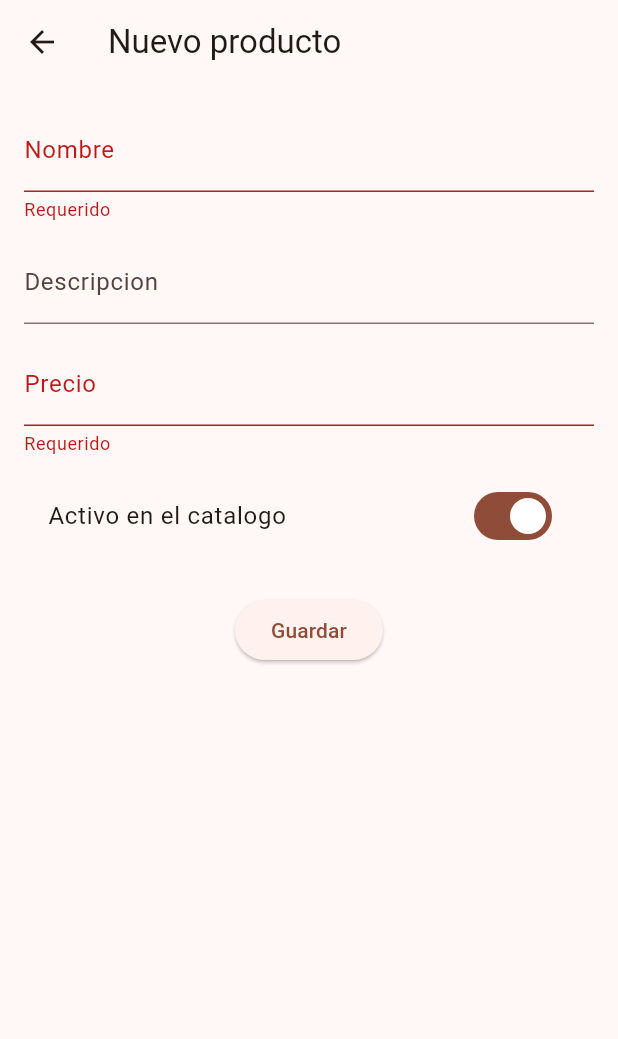
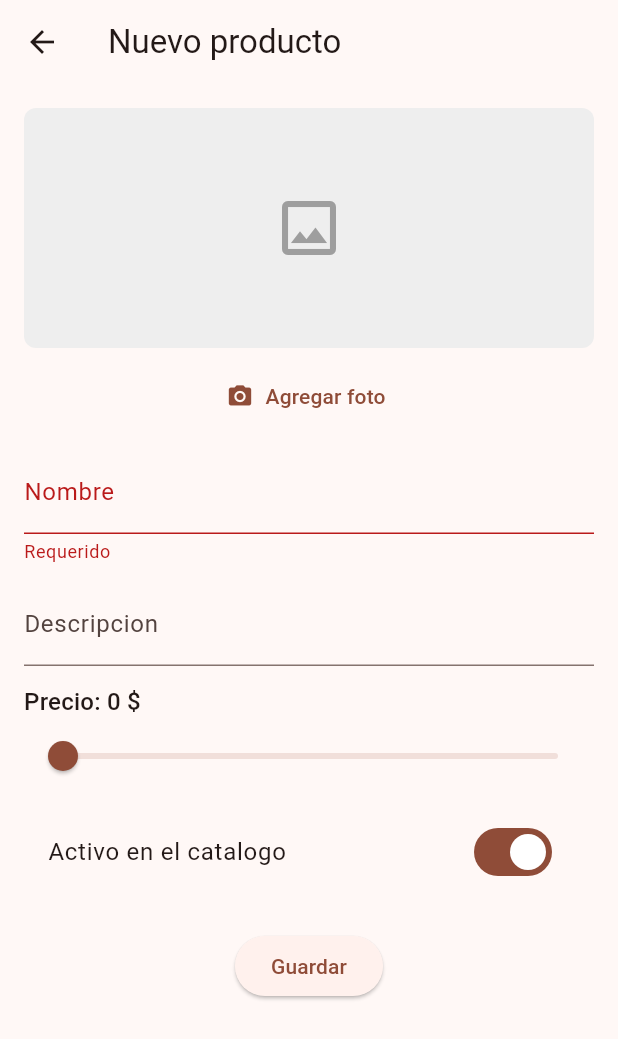
Before and after one commit to jcacostaf/TenjoMicilios, a Flutter app: the ProductFormScreen screen opened directly with empty values, after a tap on "Guardar", on a phone screen of 412 x 824 dp. Shown: the top 1039 px of the screen. Run offline on Flutter 3.47's test engine with Material 3 defaults, Android fonts, the phone set to English and light mode, and no system bars; our stand-ins replace image_picker; network calls fail.

Commit message:
Agregar foto de producto y selector de precio con slider en la app movil

```diff
--- a/mobile/lib/core/models/product.dart
+++ b/mobile/lib/core/models/product.dart
@@ -5,6 +5,7 @@ class Product {
   final String? description;
   final double price;
   final bool isActive;
+  final String? imageUrl;
   final DateTime createdAt;
 
   Product({
@@ -14,6 +15,7 @@ class Product {
     required this.description,
     required this.price,
     required this.isActive,
+    required this.imageUrl,
     required this.createdAt,
   });
 
@@ -25,6 +27,7 @@ class Product {
       description: json['description'] as String?,
       price: (json['price'] as num).toDouble(),
       isActive: json['isActive'] as bool,
+      imageUrl: json['imageUrl'] as String?,
       createdAt: DateTime.parse(json['createdAt'] as String),
     );
   }
--- a/mobile/lib/features/restaurant/catalog_screen.dart
+++ b/mobile/lib/features/restaurant/catalog_screen.dart
@@ -1,8 +1,16 @@
 import 'package:flutter/material.dart';
+import 'package:intl/intl.dart';
+import '../../core/api_config.dart';
 import '../../core/models/store.dart';
 import '../../core/models/product.dart';
 import '../../core/services/api_service.dart';
 import 'product_form_screen.dart';
+
+final _currencyFormat = NumberFormat.currency(
+  locale: 'es_CO',
+  symbol: '\$',
+  decimalDigits: 0,
+);
 
 class CatalogScreen extends StatefulWidget {
   final Store store;
@@ -37,6 +45,7 @@ class _CatalogScreenState extends State<CatalogScreen> {
       description: product.description,
       price: product.price,
       isActive: !product.isActive,
+      imageUrl: product.imageUrl,
       createdAt: product.createdAt,
     );
     await _api.updateProduct(updated);
@@ -65,9 +74,20 @@ class _CatalogScreenState extends State<CatalogScreen> {
             itemBuilder: (context, index) {
               final product = products[index];
               return ListTile(
+                leading: product.imageUrl != null
+                    ? ClipRRect(
+                        borderRadius: BorderRadius.circular(6),
+                        child: Image.network(
+                          '$apiBaseUrl${product.imageUrl}',
+                          width: 48,
+                          height: 48,
+                          fit: BoxFit.cover,
+                        ),
+                      )
+                    : const Icon(Icons.fastfood),
                 title: Text(product.name),
                 subtitle: Text(
-                  '\$${product.price.toStringAsFixed(0)}'
+                  '${_currencyFormat.format(product.price)}'
                   '${product.description != null ? ' - ${product.description}' : ''}\n'
                   'Creado: ${_formatDate(product.createdAt)}',
                 ),
--- a/mobile/lib/features/restaurant/product_form_screen.dart
+++ b/mobile/lib/features/restaurant/product_form_screen.dart
@@ -1,6 +1,16 @@
+import 'dart:typed_data';
 import 'package:flutter/material.dart';
+import 'package:image_picker/image_picker.dart';
+import 'package:intl/intl.dart';
+import '../../core/api_config.dart';
 import '../../core/models/product.dart';
 import '../../core/services/api_service.dart';
+
+final _currencyFormat = NumberFormat.currency(
+  locale: 'es_CO',
+  symbol: '\$',
+  decimalDigits: 0,
+);
 
 class ProductFormScreen extends StatefulWidget {
   final int storeId;
@@ -15,11 +25,20 @@ class ProductFormScreen extends StatefulWidget {
 class _ProductFormScreenState extends State<ProductFormScreen> {
   final _formKey = GlobalKey<FormState>();
   final _api = ApiService();
+  final _imagePicker = ImagePicker();
+
+  static const double _minPrice = 0;
+  static const double _maxPrice = 100000;
+  static const double _priceStep = 500;
 
   late final TextEditingController _nameController;
   late final TextEditingController _descriptionController;
-  late final TextEditingController _priceController;
+  late double _price;
   late bool _isActive;
+  String? _existingImageUrl;
+  Uint8List? _newImageBytes;
+  String? _newImageName;
+  bool _saving = false;
 
   @override
   void initState() {
@@ -27,29 +46,53 @@ class _ProductFormScreenState extends State<ProductFormScreen> {
     final product = widget.product;
     _nameController = TextEditingController(text: product?.name ?? '');
     _descriptionController = TextEditingController(text: product?.description ?? '');
-    _priceController = TextEditingController(
-      text: product != null ? product.price.toStringAsFixed(0) : '',
+    _price = (product?.price ?? _minPrice).clamp(_minPrice, _maxPrice);
+    _isActive = product?.isActive ?? true;
+    _existingImageUrl = product?.imageUrl;
+  }
+
+  Future<void> _pickImage() async {
+    // maxWidth/imageQuality mantienen la foto en un tamano razonable antes de subirla.
+    final picked = await _imagePicker.pickImage(
+      source: ImageSource.gallery,
+      maxWidth: 1024,
+      imageQuality: 75,
     );
-    _isActive = product?.isActive ?? true;
+    if (picked == null) return;
+
+    final bytes = await picked.readAsBytes();
+    setState(() {
+      _newImageBytes = bytes;
+      _newImageName = picked.name;
+    });
   }
 
   Future<void> _save() async {
     if (!_formKey.currentState!.validate()) return;
+    setState(() => _saving = true);
 
     final product = Product(
       id: widget.product?.id ?? 0,
       storeId: widget.storeId,
       name: _nameController.text,
       description: _descriptionController.text.isEmpty ? null : _descriptionController.text,
-      price: double.parse(_priceController.text),
+      price: _price,
       isActive: _isActive,
+      imageUrl: _existingImageUrl,
       createdAt: widget.product?.createdAt ?? DateTime.now(),
     );
 
+    int productId;
     if (widget.product == null) {
-      await _api.createProduct(widget.storeId, product);
+      final created = await _api.createProduct(widget.storeId, product);
+      productId = created.id;
     } else {
       await _api.updateProduct(product);
+      productId = product.id;
+    }
+
+    if (_newImageBytes != null) {
+      await _api.uploadProductPhoto(productId, _newImageBytes!, _newImageName ?? 'photo.jpg');
     }
 
     if (mounted) Navigator.of(context).pop();
@@ -66,6 +109,16 @@ class _ProductFormScreenState extends State<ProductFormScreen> {
           key: _formKey,
           child: Column(
             children: [
+              _buildImagePreview(),
+              const SizedBox(height: 8),
+              TextButton.icon(
+                onPressed: _pickImage,
+                icon: const Icon(Icons.photo_camera),
+                label: Text(_newImageBytes != null || _existingImageUrl != null
+                    ? 'Cambiar foto'
+                    : 'Agregar foto'),
+              ),
+              const SizedBox(height: 12),
               TextFormField(
                 controller: _nameController,
                 decoration: const InputDecoration(labelText: 'Nombre'),
@@ -77,15 +130,20 @@ class _ProductFormScreenState extends State<ProductFormScreen> {
                 decoration: const InputDecoration(labelText: 'Descripcion'),
               ),
               const SizedBox(height: 12),
-              TextFormField(
-                controller: _priceController,
-                decoration: const InputDecoration(labelText: 'Precio'),
-                keyboardType: TextInputType.number,
-                validator: (value) {
-                  if (value == null || value.isEmpty) return 'Requerido';
-                  if (double.tryParse(value) == null) return 'Precio invalido';
-                  return null;
-                },
+              Align(
+                alignment: Alignment.centerLeft,
+                child: Text(
+                  'Precio: ${_currencyFormat.format(_price)}',
+                  style: Theme.of(context).textTheme.titleMedium,
+                ),
+              ),
+              Slider(
+                value: _price,
+                min: _minPrice,
+                max: _maxPrice,
+                divisions: ((_maxPrice - _minPrice) / _priceStep).round(),
+                label: _currencyFormat.format(_price),
+                onChanged: (value) => setState(() => _price = value),
               ),
               const SizedBox(height: 12),
               SwitchListTile(
@@ -95,8 +153,8 @@ class _ProductFormScreenState extends State<ProductFormScreen> {
               ),
               const SizedBox(height: 24),
               ElevatedButton(
-                onPressed: _save,
-                child: Text(isEditing ? 'Actualizar' : 'Guardar'),
+                onPressed: _saving ? null : _save,
+                child: Text(_saving ? 'Guardando...' : (isEditing ? 'Actualizar' : 'Guardar')),
               ),
             ],
           ),
@@ -104,4 +162,33 @@ class _ProductFormScreenState extends State<ProductFormScreen> {
       ),
     );
   }
+
+  Widget _buildImagePreview() {
+    if (_newImageBytes != null) {
+      return ClipRRect(
+        borderRadius: BorderRadius.circular(8),
+        child: Image.memory(_newImageBytes!, height: 160, fit: BoxFit.cover),
+      );
+    }
+    if (_existingImageUrl != null) {
+      return ClipRRect(
+        borderRadius: BorderRadius.circular(8),
+        child: Image.network(
+          '$apiBaseUrl$_existingImageUrl',
+          height: 160,
+          fit: BoxFit.cover,
+        ),
+      );
+    }
+    return Container(
+      height: 160,
+      decoration: BoxDecoration(
+        color: Colors.grey.shade200,
+        borderRadius: BorderRadius.circular(8),
+      ),
+      child: const Center(
+        child: Icon(Icons.image_outlined, size: 48, color: Colors.grey),
+      ),
+    );
+  }
 }
--- a/mobile/pubspec.yaml
+++ b/mobile/pubspec.yaml
@@ -35,6 +35,8 @@ dependencies:
   # Use with the CupertinoIcons class for iOS style icons.
   cupertino_icons: ^1.0.8
   http: ^1.2.0
+  image_picker: ^1.1.2
+  intl: ^0.19.0
 
 dev_dependencies:
   flutter_test:
```
Also changed, not shown: mobile/lib/core/services/api_service.dart (+11 -2 lines), mobile/pubspec.lock, 5 other files.
